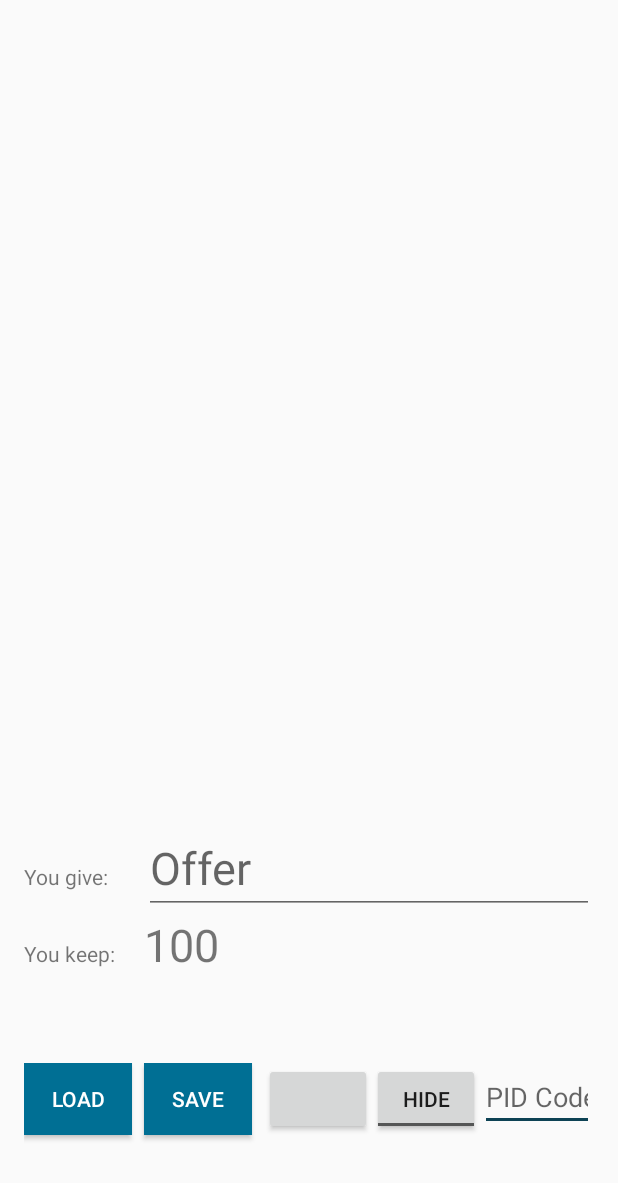
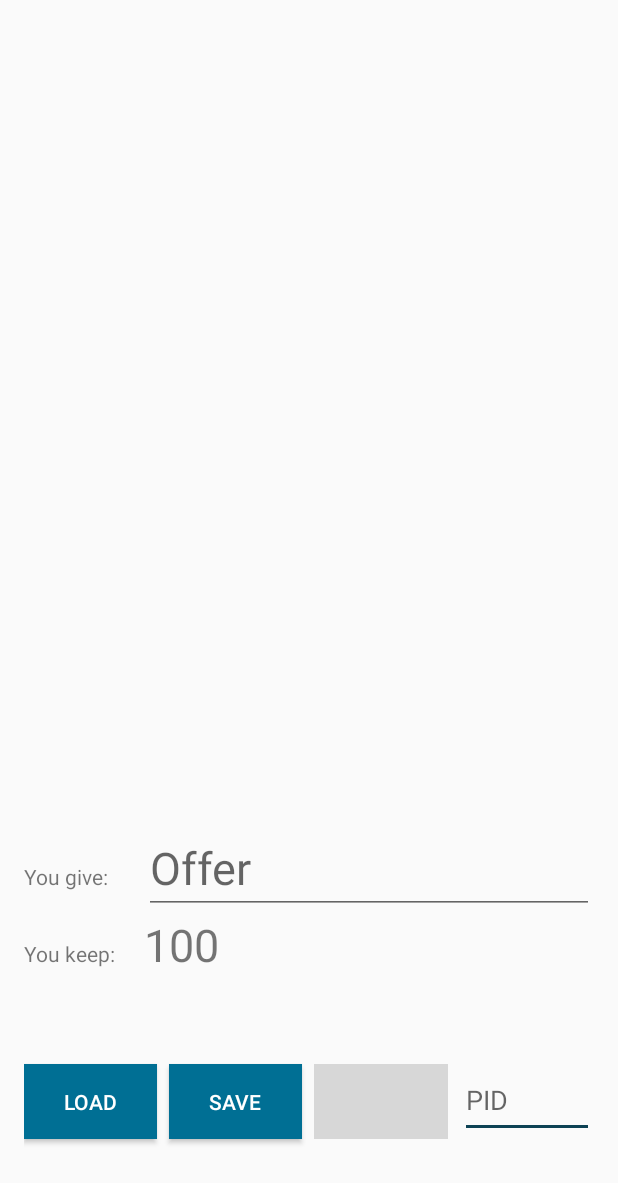
Before and after one commit to rep2si/DieTryinSR, an Android app: the dg screen opened directly, with no data from a screen before it, after a tap on "LOAD", on a phone screen of 412 x 824 dp. Shown: the top 1183 px of the screen. Run offline under Robolectric (Android 15) with nearby library versions, the phone set to English and light mode, and no system bars; 7 statements that could not run were skipped.

Commit message:
WIP: moving over to fragments, it's the right way to do this.

```diff
--- a/app/src/main/java/com/codytross/dietryinsr/OfferFragment.java
+++ b/app/src/main/java/com/codytross/dietryinsr/OfferFragment.java
@@ -22,12 +22,10 @@ public class OfferFragment extends android.app.Fragment {
     // TODO: Rename parameter arguments, choose names that match
     // the fragment initialization parameters, e.g. ARG_ITEM_NUMBER
     private static final String ARG_PARAM1 = "param1";
-    private static final String ARG_PARAM2 = "param2";
     public dg dgActivity; //parent activity!
 
     // TODO: Rename and change types of parameters
     private String mParam1;
-    private String mParam2;
 
     public OfferFragment() {
         // Required empty public constructor
@@ -38,15 +36,13 @@ public class OfferFragment extends android.app.Fragment {
      * this fragment using the provided parameters.
      *
      * @param param1 Parameter 1.
-     * @param param2 Parameter 2.
      * @return A new instance of fragment OfferFragment.
      */
     // TODO: Rename and change types and number of parameters
-    public static OfferFragment newInstance(String param1, String param2) {
+    public static OfferFragment newInstance(String param1) {
         OfferFragment fragment = new OfferFragment();
         Bundle args = new Bundle();
         args.putString(ARG_PARAM1, param1);
-        args.putString(ARG_PARAM2, param2);
         fragment.setArguments(args);
         return fragment;
     }
@@ -56,7 +52,6 @@ public class OfferFragment extends android.app.Fragment {
         super.onCreate(savedInstanceState);
         if (getArguments() != null) {
             mParam1 = getArguments().getString(ARG_PARAM1);
-            mParam2 = getArguments().getString(ARG_PARAM2);
         }
     }
 
@@ -74,6 +69,16 @@ public class OfferFragment extends android.app.Fragment {
 
         // Get parent activity
         dgActivity = (dg) getActivity();
+
+        // If there is already saved data, display and disable entry
+
+        if(!mParam1.equals("")){
+            Integer offerInt = Integer.parseInt(mParam1);
+            endowment.setText(String.valueOf(endowmentInt - offerInt));
+            game_id2.setEnabled(false);
+            game_id2.setText(mParam1);
+        }
+
 
         // Set initial endowment
         endowment.setText(Integer.toString(endowmentInt));
--- a/app/src/main/java/com/codytross/dietryinsr/dg.java
+++ b/app/src/main/java/com/codytross/dietryinsr/dg.java
@@ -2,17 +2,11 @@ package com.codytross.dietryinsr;
 
         import static android.app.PendingIntent.getActivity;
 
-        import android.app.Activity;
-        import android.content.ContentResolver;
-        import android.content.Intent;
-        import android.content.UriPermission;
         import android.graphics.Bitmap;
         import android.graphics.BitmapFactory;
         import android.graphics.Color;
         import android.os.Bundle;
-        import android.provider.MediaStore;
         import android.support.v4.provider.DocumentFile;
-        import android.support.v7.app.AppCompatActivity;
         import android.util.Log;
         import android.view.View;
         import android.widget.ImageView;
@@ -22,22 +16,12 @@ package com.codytross.dietryinsr;
         import com.google.gson.JsonObject;
         import com.google.gson.JsonParser;
 
-        import java.io.BufferedWriter;
-        import java.io.File;
-        import java.io.FileWriter;
-        import java.io.IOException;
         import java.io.InputStream;
-        import java.nio.file.Files;
-        import java.nio.file.Paths;
-        import java.util.List;
 
         import android.app.Fragment;
         import android.app.FragmentManager;
         import android.app.FragmentTransaction;
         import android.net.Uri;
-        import android.content.SharedPreferences;
-
-        import org.w3c.dom.Document;
 
 public class dg extends MainActivity {
 
@@ -45,14 +29,14 @@ public class dg extends MainActivity {
     public TextView txtDescription1, txtDescription2, game_id;
     private ImageView imgPreview2;
     public Button btnLoad;
-    public Button btnSave, buttonNext;
+    public Button btnSave, btnNext;
     public String personStamp, globalGameID, globalGameStamp, gameStamp, myJSONp, photoMode, photoNumber, entryMode, quietMode, gameOffer1, gameOffer2;
-    public int ticker, Ngames2, optOutInt;
+    public int ticker, optOutInt;
     public static final int BITMAP_SAMPLE_SIZE = 8;
     public Boolean hasOptedOut = false, hasOptedIn = false, inOptOutView = false;
 
     public Uri test;
-    private String Ngames;
+    private int Ngames;
 
     @Override
     protected void onCreate(Bundle savedInstanceState) {
@@ -70,7 +54,7 @@ public class dg extends MainActivity {
         btnLoad = findViewById(R.id.btnLoad);
         btnSave = findViewById(R.id.btnSave);
         game_id = findViewById(R.id.game_id); // NOT the offer text field!
-        buttonNext = findViewById(R.id.buttonNext);
+        btnNext = findViewById(R.id.btnNext);
         optOutInt = getResources().getInteger(R.integer.optOutInt);
 
         // Load button
@@ -84,75 +68,33 @@ public class dg extends MainActivity {
         btnSave.setOnClickListener(new View.OnClickListener() {
             @Override
             public void onClick(View view) {
-                buttonNext.setBackgroundColor(Color.parseColor("#5396ac"));
-                buttonNext.setEnabled(true);
+                if (!inOptOutView) {
+                    btnNext.setBackgroundColor(getResources().getColor(R.color.colorPrimary));
+//                    btnNext.setBackgroundColor(Color.parseColor("#5396ac"));
+                    btnNext.setEnabled(true);
+                }
                 saveOffer();
             }
         });
 
-//        buttonNext.setOnClickListener(new View.OnClickListener() {
-//            @Override
-//            public void onClick(View view) {
-//                // move to next player or cycle back to first if last
-//                if (Ngames > ticker) {
-//                    ticker = ticker + 1;
-//                    buttonNext.setBackgroundColor(Color.parseColor("#808080"));
-//                    buttonNext.setEnabled(false);
-//                } else {
-//                    ticker = 1;
-//                    buttonNext.setBackgroundColor(Color.parseColor("#610c04"));
-//                }
-//                loadGame();
-//            }
-//        });
+        btnNext.setOnClickListener(new View.OnClickListener() {
+            @Override
+            public void onClick(View view) {
+                // move to next player or cycle back to first if last
+                if (Ngames > ticker) {
+                    ticker = ticker + 1;
+//                    btnNext.setBackgroundColor(Color.parseColor("#808080"));
+                    btnNext.setBackgroundColor(getResources().getColor(R.color.colorInactive));
+                    btnNext.setEnabled(false);
+                } else {
+                    ticker = 1;
+                    btnNext.setBackgroundColor(Color.parseColor("#610c04"));
+                }
+                loadGame();
+            }
+        });
 
         // Missing button hide
-
-//        // Get file paths
-//        File tryinDir = getExternalFilesDir(null);
-//
-//        File filePathIntro = new File(tryinDir.getPath() + File.separator
-//                + "SubsetContributions/GIDsByPID/" + "settings.json");
-
-//        File filePathBlank = new File(tryinDir.getPath() + File.separator
-//                + "SubsetContributions/GIDsByPID/" + "BLANK.jpg");
-//        File filePathBlank2 = new File(tryinDir.getPath() + File.separator
-//                + "StandardizedPhotos/"+ "BLANK.jpg");
-
-
-        // get some settings from settings.json
-//        try {
-//            String myJSONsett = new String(Files.readAllBytes(Paths.get(filePathIntro.getAbsolutePath())));
-//            System.out.println(myJSONsett);
-//            //JSON Parser from Gson Library
-//            JsonParser parserS = new JsonParser();
-//            JsonObject JSONObject1p = parserS.parse(myJSONsett).getAsJsonObject();
-//
-//            String photoNumberb = JSONObject1p.get("photoNumber").toString();
-//            photoNumber = photoNumberb.substring(1, photoNumberb.length() - 1);
-//
-//            String entryModeb = JSONObject1p.get("entryMode").toString();
-//            entryMode = entryModeb.substring(1, entryModeb.length() - 1);
-//
-//            String photoModeb = JSONObject1p.get("photoMode").toString();
-//            photoMode = photoModeb.substring(1, photoModeb.length() - 1);
-//
-//            String quietModeb = JSONObject1p.get("quietMode").toString();
-//            quietMode = quietModeb.substring(1, quietModeb.length() - 1);
-//
-//            System.out.println(photoMode);
-//
-//            buttonNext.setBackgroundColor(Color.parseColor("#808080"));
-//            buttonNext.setEnabled(false);
-//
-//
-//
-//        } catch (Exception e) {
-//            e.printStackTrace();
-//        }
-
-        //CRASHES HERE--- need to move this stuff to the fragment, probably
-//        endowment.setText(Integer.toString(endowmentInt));
 
     }//end oncreate
 
@@ -162,17 +104,19 @@ public class dg extends MainActivity {
         hasOptedOut = false;
         hasOptedIn = false;
         loadPlayer();
-        buttonNext.setText(globalGameStamp);
+        btnNext.setText(globalGameStamp);
     }
-
     private void saveOffer(){
+        Boolean keepButtons = false;
         if(inOptOutView){
             if (!hasOptedOut & !hasOptedIn){
                 // User has not chosen any option, do nothing.
                 return;
             } else if (hasOptedIn) {
                 inOptOutView = false;
-                loadFragment(new OfferFragment());
+                keepButtons = true;
+                Fragment frag = OfferFragment.newInstance("");
+                loadFragment(frag);
             } else if(hasOptedOut) {
                 // player gets opt out amoun, opponent nothing
                 gameOffer1 = Integer.toString(optOutInt);
@@ -196,9 +140,15 @@ public class dg extends MainActivity {
         // Offer fragment auto updates gameOffer values, so we can just proceed and write the file
         writeGameJson(gameStamp, gameJson);
 
-
+        if(keepButtons) {
+            keepButtons = false;
+        } else {
+            btnNext.setEnabled(true);
+            btnNext.setBackgroundColor(getResources().getColor(R.color.colorPrimary));
+            btnSave.setEnabled(false);
+            btnSave.setBackgroundColor(getResources().getColor(R.color.colorInactive));
+        }
     }
-
 
     private void recordGameResult(String gameStamp, String property, String value) {
 //        DocumentFile settingsFile = treeDoc.findFile("SubsetContributions").findFile("GIDsByPID").findFile("settings.json"); // SLOOOOW
@@ -262,6 +212,11 @@ public class dg extends MainActivity {
     }
 
     private void loadPlayer() {
+        btnSave.setEnabled(true);
+        btnSave.setBackgroundColor(getResources().getColor(R.color.colorPrimary));
+        btnNext.setEnabled(false);
+        btnNext.setBackgroundColor(getResources().getColor(R.color.colorInactive));
+//        btnNext.setBackgroundColor(Color.parseColor("#5396ac"));
         // hide text and show image
         txtDescription2.setVisibility(View.GONE);
         imgPreview2.setVisibility(View.VISIBLE);
@@ -273,7 +228,7 @@ public class dg extends MainActivity {
         // Load settings for this player
         gameStamp = getPlayerSetting(personStamp, globalGameID);
         globalGameStamp = gameStamp; // why do we need both??
-        Ngames = getPlayerSetting(personStamp, "Ngames");
+        Ngames = Integer.parseInt(getPlayerSetting(personStamp, "Ngames"));
 
         // Load settings for game
         String opponentStamp = getGameSetting(gameStamp, "AID2");
@@ -284,79 +239,36 @@ public class dg extends MainActivity {
         showImage(opponentStamp);
         if (gameCondition.equals("optin")) {
             inOptOutView = true;
-            loadFragment(new OptOutFragment());
+            Fragment frag = OptOutFragment.newInstance(gameOffer);
+            loadFragment(frag);
+            if(!gameOffer.equals("")){
+                btnSave.setEnabled(false);
+                btnSave.setBackgroundColor(getResources().getColor(R.color.colorInactive));
+                btnNext.setEnabled(true);
+                btnNext.setBackgroundColor(getResources().getColor(R.color.colorPrimary));
+            } else {
+                btnSave.setEnabled(true);
+                btnSave.setBackgroundColor(getResources().getColor(R.color.colorPrimary));
+                btnNext.setEnabled(false);
+                btnNext.setBackgroundColor(getResources().getColor(R.color.colorInactive));
+            }
         } else {
-            loadFragment(new OfferFragment());
+            inOptOutView = false;
+            Fragment frag = OfferFragment.newInstance(gameOffer);
+            if(!gameOffer.equals("")){
+                btnSave.setEnabled(false);
+                btnSave.setBackgroundColor(getResources().getColor(R.color.colorInactive));
+                btnNext.setEnabled(true);
+                btnNext.setBackgroundColor(getResources().getColor(R.color.colorPrimary));
+            } else {
+                btnSave.setEnabled(true);
+                btnSave.setBackgroundColor(getResources().getColor(R.color.colorPrimary));
+                btnNext.setEnabled(false);
+                btnNext.setBackgroundColor(getResources().getColor(R.color.colorInactive));
+            }
+            loadFragment(frag);
         }
     }
-
-
-//
-//                // Needs to happen after fragment is loaded
-//
-////                if (personStamp.equals(a2bJsonString)) {
-////                    game_id2.setEnabled(true);
-////                    if (photoMode.equals("onlyfocal")) {
-////                        game_id2.setHintTextColor(Color.parseColor("#006f94"));
-////                    }
-////                }
-////                if (!personStamp.equals(a2bJsonString)) {
-////                    if (photoMode.equals("onlyfocal")) {
-////                        game_id2.setEnabled(false);
-////                        game_id2.setHintTextColor(Color.parseColor("#a3abad"));
-////                    }
-////                }
-////
-////                if (a2bJsonString.equals("BLANK")) {
-////                    game_id2.setEnabled(false);
-////                    game_id2.setHint(" ");
-////                }
-////                if (!o2bJsonString.equals("")) {
-////                    game_id2.setHint(o2bJsonString);
-////                    game_id2.setText(o2bJsonString);
-////                    if (entryMode.equals("permanent")) {
-////                        game_id2.setEnabled(false);
-////                    }
-////                }
-
-
-//                // Button hide / show offer and what player keeps
-//                ToggleButton toggle = (ToggleButton) findViewById(R.id.toggleButton);
-//                toggle.setOnCheckedChangeListener(new CompoundButton.OnCheckedChangeListener() {
-//                    public void onCheckedChanged(CompoundButton buttonView, boolean isChecked) {
-//                        if (isChecked) {
-//                            game_id2.setVisibility(View.GONE);
-//                            offer_label.setVisibility(View.GONE);
-//                            endowment.setVisibility(View.GONE);
-//                            endowment_label.setVisibility(View.GONE);
-//                        } else {
-//                            game_id2.setVisibility(View.VISIBLE);
-//                            offer_label.setVisibility(View.VISIBLE);
-//                            endowment.setVisibility(View.VISIBLE);
-//                            endowment_label.setVisibility(View.VISIBLE);
-//                        }
-//                    }
-//                });
-//            }
-// catch code from Cody
-//            catch (IOException e) {
-//                e.printStackTrace();
-//
-//                txtDescription1.setVisibility(View.VISIBLE);
-//                globalGameStamp = "NONE";
-//            }
-//        }
-//        catch (NullPointerException e) {
-//            e.printStackTrace();
-//
-//            txtDescription1.setVisibility(View.VISIBLE);
-//            globalGameStamp = "NONE";
-//        }
-//        catch (Exception e) {
-//            e.printStackTrace();
-//            txtDescription1.setVisibility(View.VISIBLE);
-//            globalGameStamp = "NONE";
-//        }
 
     private void showImage(String opponentStamp) {
         txtDescription2.setVisibility(View.GONE);
@@ -409,7 +321,6 @@ public class dg extends MainActivity {
         return inSampleSize;
     }
 
-
     private String getPlayerSetting(String personStamp, String setting) {
         String playerSetting = "";
 //        DocumentFile settingsFile = treeDoc.findFile("SubsetContributions").findFile("GIDsByPID").findFile("settings.json"); // SLOOOOW
@@ -425,7 +336,7 @@ public class dg extends MainActivity {
         return  playerSetting;
     }
 
-    private String getGameSetting(String gameStamp, String setting) {
+    public String getGameSetting(String gameStamp, String setting) {
         String gameSetting = "";
 //        DocumentFile settingsFile = treeDoc.findFile("SubsetContributions").findFile("GIDsByPID").findFile("settings.json"); // SLOOOOW
         String settingsUri = treeDoc.getUri().toString() + "%2F" + "SubsetContributions" + "%2F" + gameStamp + ".json"; // Hacky but fast
--- a/app/src/main/res/layout/content_dg.xml
+++ b/app/src/main/res/layout/content_dg.xml
@@ -50,14 +50,13 @@
             android:layout_width="match_parent"
             android:layout_height="0dp"
             android:layout_weight="1"
-            android:orientation="horizontal"
-            android:weightSum="7">
+            android:orientation="horizontal" >
 
             <!-- Load button -->
             <Button
                 android:id="@+id/btnLoad"
-                android:layout_width="wrap_content"
-                android:layout_height="wrap_content"
+                android:layout_width="0dp"
+                android:layout_height="50dp"
                 android:layout_marginRight="@dimen/dimen_8"
                 android:layout_weight="1"
                 android:background="@color/colorPrimary"
@@ -66,59 +65,37 @@
                 android:textColor="@android:color/white"
                 tools:text="Load" />
 
-
-            <android.support.design.widget.TextInputEditText
-                android:id="@+id/person_id"
-                android:layout_width="wrap_content"
-                android:layout_height="wrap_content"
-                android:visibility="gone"
-                android:hint="P" />
-
-            <android.support.design.widget.TextInputEditText
-                android:id="@+id/person_id_new"
-                android:layout_width="wrap_content"
-                android:layout_height="wrap_content"
-                android:visibility="gone"
-                android:hint="P" />
-
             <Button
                 android:id="@+id/btnSave"
-                android:layout_width="wrap_content"
-                android:layout_height="wrap_content"
+                android:layout_width="0dp"
+                android:layout_height="50dp"
                 android:layout_marginRight="@dimen/dimen_8"
                 android:layout_weight="1"
-                android:background="@color/colorPrimary"
+                android:background="@color/colorInactive"
                 android:foreground="?attr/selectableItemBackground"
                 android:text="Save"
                 android:textColor="@android:color/white"
                 tools:text="Save" />
 
             <Button
-                android:id="@+id/buttonNext"
-                android:layout_width="wrap_content"
-                android:layout_height="wrap_content"
+                android:id="@+id/btnNext"
+                android:layout_width="0dp"
+                android:layout_height="50dp"
+                android:layout_marginRight="@dimen/dimen_8"
                 android:layout_weight="1"
+                android:background="@color/colorInactive"
+                android:textColor="@android:color/white"
                 android:text="Next" />
 
-            <ToggleButton
-                android:id="@+id/toggleButton"
-                android:layout_width="wrap_content"
-                android:layout_height="wrap_content"
-                android:layout_weight="1"
-                android:text="ToggleButton"
-                android:textOff="Hide"
-                android:textOn="Show" />
+
 
             <android.support.design.widget.TextInputEditText
                 android:id="@+id/game_id"
-                android:layout_width="wrap_content"
-                android:layout_height="wrap_content"
-                android:layout_weight="3"
-                android:hint="PID Code Here"
+                android:layout_width="0dp"
+                android:layout_height="50dp"
+                android:layout_weight="1"
+                android:hint="PID"
                 android:inputType="textCapCharacters" />
-
         </LinearLayout>
-
-
     </LinearLayout>
 </android.support.constraint.ConstraintLayout>
--- a/app/src/main/res/values/colors.xml
+++ b/app/src/main/res/values/colors.xml
@@ -3,4 +3,5 @@
     <color name="colorPrimary">#006f94</color>
     <color name="colorPrimaryDark">#004d66</color>
     <color name="colorAccent">#0d4254</color>
+    <color name="colorInactive">#d7d7d7</color>
 </resources>
```
Also changed, not shown: app/src/main/java/com/codytross/dietryinsr/OptOutFragment.java (+19 -7 lines).
